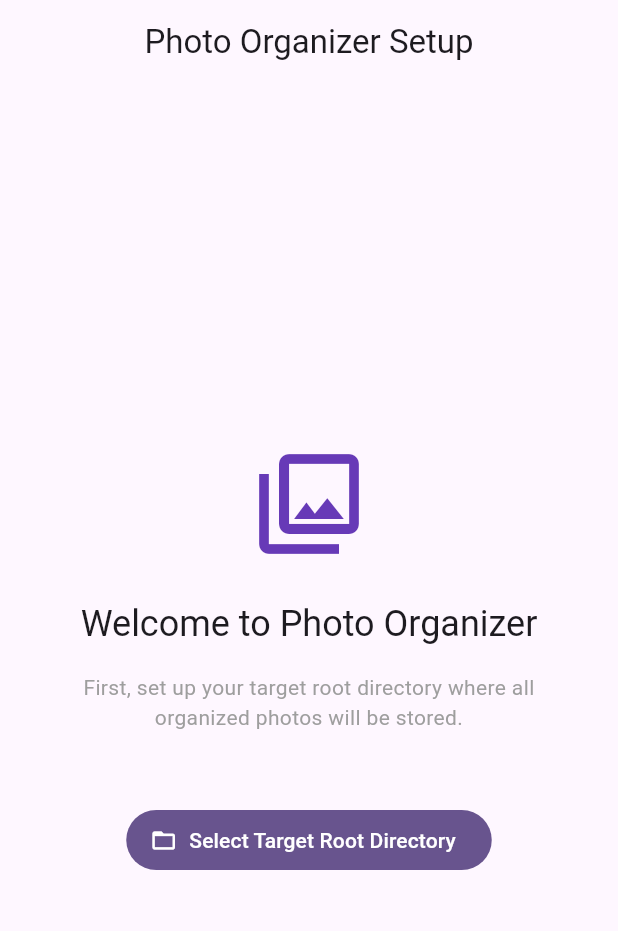
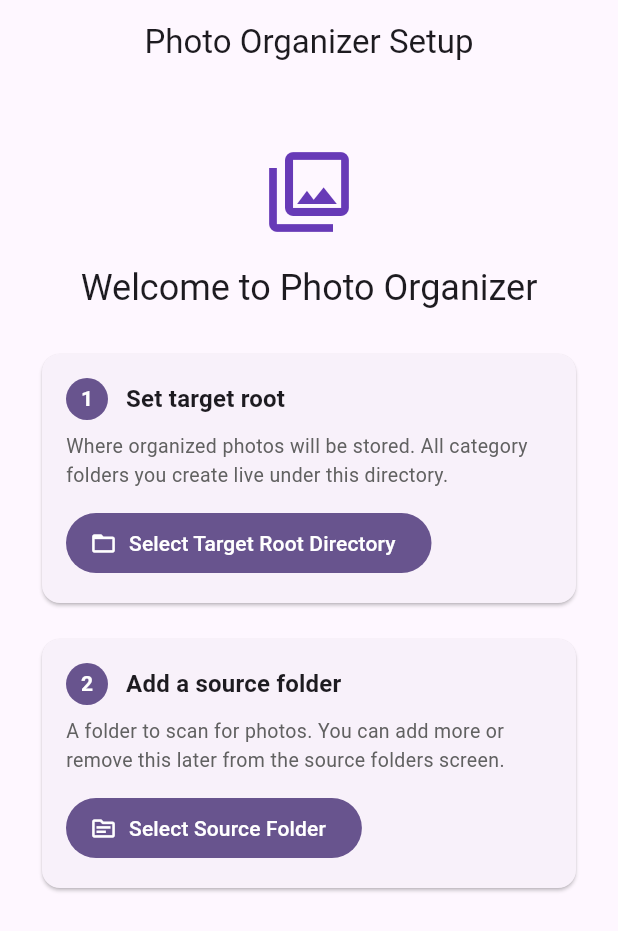
Before and after one commit to Michael-YS/new-drawer, a Flutter app: the screen it shows after launch, on a phone screen of 412 x 824 dp. Shown: the top 931 px of the screen. Run offline on Flutter 3.47's test engine with Material 3 defaults, Android fonts, the phone set to English and light mode, and no system bars; our stand-ins replace file_picker, flutter_riverpod, photo_view, sqflite, sqflite_common_ffi; accounts and stored records are empty.

Commit message:
Add source folder step to first-time setup
The setup page only walked the user through picking a target root,
leaving source folder creation to the organizer page. New users
hit a half-configured state (target root but no source folder) where
scanAll was a no-op.

Add a two-step setup card layout: Step 1 sets the target root
(matching the previous behavior), Step 2 adds a source folder via
fileService.pickDirectory. Either step can be done first, and each
shows the picked path in a green confirmation block.

App routing now requires both: setupComplete is true only when
defaultRootDir is non-null and sourceFolders is non-empty, so
OrganizerPage only takes over once the user has at least one source
to scan.

```diff
--- a/lib/app.dart
+++ b/lib/app.dart
@@ -14,8 +14,10 @@ class App extends ConsumerWidget {
   @override
   Widget build(BuildContext context, WidgetRef ref) {
     final rootDirs = ref.watch(targetRootDirsProvider);
+    final sourceFolders = ref.watch(sourceFoldersProvider);
     final scanProgress = ref.watch(photoScannerProvider);
     final defaultRootDir = rootDirs.isEmpty ? null : (rootDirs.where((d) => d.isDefault).firstOrNull ?? rootDirs.first);
+    final setupComplete = defaultRootDir != null && sourceFolders.isNotEmpty;
 
     return MaterialApp(
       title: 'Photo Organizer',
@@ -24,9 +26,9 @@ class App extends ConsumerWidget {
         colorScheme: ColorScheme.fromSeed(seedColor: Colors.deepPurple),
         useMaterial3: true,
       ),
-      home: defaultRootDir == null
-          ? const SetupPage()
-          : const OrganizerPage(),
+      home: setupComplete
+          ? const OrganizerPage()
+          : const SetupPage(),
       routes: {
         '/setup': (context) => const SetupPage(),
         '/organizer': (context) => const OrganizerPage(),
--- a/lib/features/setup/setup_page.dart
+++ b/lib/features/setup/setup_page.dart
@@ -10,14 +10,16 @@ class SetupPage extends ConsumerStatefulWidget {
 }
 
 class _SetupPageState extends ConsumerState<SetupPage> {
-  bool _isLoading = false;
+  bool _targetLoading = false;
+  bool _sourceLoading = false;
 
   Future<void> _selectRootDirectory() async {
+    if (_targetLoading) return;
     final fileService = ref.read(fileServiceProvider);
     final result = await fileService.pickDirectory();
-    if (result != null) {
+    if (result == null) return;
     if (!mounted) return;
-      setState(() => _isLoading = true);
+    setState(() => _targetLoading = true);
     try {
       await ref.read(targetRootDirsProvider.notifier).add(
         result,
@@ -32,54 +34,225 @@ class _SetupPageState extends ConsumerState<SetupPage> {
       }
     } finally {
       if (mounted) {
-          setState(() => _isLoading = false);
+        setState(() => _targetLoading = false);
       }
+    }
+  }
+
+  Future<void> _selectSourceFolder() async {
+    if (_sourceLoading) return;
+    final fileService = ref.read(fileServiceProvider);
+    final result = await fileService.pickDirectory();
+    if (result == null) return;
+    if (!mounted) return;
+    setState(() => _sourceLoading = true);
+    try {
+      final name = fileService.basenameOf(result);
+      await ref.read(sourceFoldersProvider.notifier).add(result, name);
+    } catch (e) {
+      if (mounted) {
+        ScaffoldMessenger.of(context).showSnackBar(
+          SnackBar(content: Text('Failed to add source folder: $e')),
+        );
+      }
+    } finally {
+      if (mounted) {
+        setState(() => _sourceLoading = false);
       }
     }
   }
 
   @override
   Widget build(BuildContext context) {
+    final targetDirs = ref.watch(targetRootDirsProvider);
+    final sourceFolders = ref.watch(sourceFoldersProvider);
+
     return Scaffold(
       appBar: AppBar(
         title: const Text('Photo Organizer Setup'),
         centerTitle: true,
       ),
-      body: Center(
-        child: Padding(
-          padding: const EdgeInsets.all(32.0),
+      body: SingleChildScrollView(
+        padding: const EdgeInsets.all(24.0),
         child: Column(
-            mainAxisAlignment: MainAxisAlignment.center,
+          crossAxisAlignment: CrossAxisAlignment.stretch,
           children: [
+            const SizedBox(height: 16),
             const Icon(
               Icons.photo_library_outlined,
-                size: 80,
+              size: 64,
               color: Colors.deepPurple,
             ),
-              const SizedBox(height: 24),
+            const SizedBox(height: 16),
             Text(
               'Welcome to Photo Organizer',
+              textAlign: TextAlign.center,
               style: Theme.of(context).textTheme.headlineSmall,
             ),
+            const SizedBox(height: 24),
+            _SetupSection(
+              step: 1,
+              title: 'Set target root',
+              description:
+                  'Where organized photos will be stored. All category folders you create live under this directory.',
+              isLoading: _targetLoading,
+              isDone: targetDirs.isNotEmpty,
+              doneSummary: targetDirs.isNotEmpty
+                  ? targetDirs.first.path
+                  : null,
+              buttonLabel: 'Select Target Root Directory',
+              buttonIcon: Icons.folder_open,
+              onPressed: _selectRootDirectory,
+            ),
             const SizedBox(height: 16),
-              const Text(
-                'First, set up your target root directory where all organized photos will be stored.',
-                textAlign: TextAlign.center,
-                style: TextStyle(color: Colors.grey),
+            _SetupSection(
+              step: 2,
+              title: 'Add a source folder',
+              description:
+                  'A folder to scan for photos. You can add more or remove this later from the source folders screen.',
+              isLoading: _sourceLoading,
+              isDone: sourceFolders.isNotEmpty,
+              doneSummary: sourceFolders.isNotEmpty
+                  ? sourceFolders.first.path
+                  : null,
+              buttonLabel: 'Select Source Folder',
+              buttonIcon: Icons.source_outlined,
+              onPressed: _selectSourceFolder,
             ),
-              const SizedBox(height: 48),
-              if (_isLoading)
-                const CircularProgressIndicator()
-              else
-                FilledButton.icon(
-                  onPressed: _selectRootDirectory,
-                  icon: const Icon(Icons.folder_open),
-                  label: const Text('Select Target Root Directory'),
+            const SizedBox(height: 24),
+            if (targetDirs.isNotEmpty && sourceFolders.isNotEmpty)
+              Center(
+                child: Text(
+                  'All set — proceeding to organizer…',
+                  style: TextStyle(color: Colors.grey.shade600),
+                ),
               ),
           ],
-          ),
         ),
       ),
     );
   }
 }
+
+class _SetupSection extends StatelessWidget {
+  const _SetupSection({
+    required this.step,
+    required this.title,
+    required this.description,
+    required this.isLoading,
+    required this.isDone,
+    required this.doneSummary,
+    required this.buttonLabel,
+    required this.buttonIcon,
+    required this.onPressed,
+  });
+
+  final int step;
+  final String title;
+  final String description;
+  final bool isLoading;
+  final bool isDone;
+  final String? doneSummary;
+  final String buttonLabel;
+  final IconData buttonIcon;
+  final VoidCallback onPressed;
+
+  @override
+  Widget build(BuildContext context) {
+    final theme = Theme.of(context);
+    return Card(
+      elevation: 1,
+      child: Padding(
+        padding: const EdgeInsets.all(16),
+        child: Column(
+          crossAxisAlignment: CrossAxisAlignment.start,
+          children: [
+            Row(
+              children: [
+                CircleAvatar(
+                  radius: 14,
+                  backgroundColor:
+                      isDone ? Colors.green : theme.colorScheme.primary,
+                  child: isDone
+                      ? const Icon(Icons.check, size: 16, color: Colors.white)
+                      : Text(
+                          '$step',
+                          style: const TextStyle(
+                            color: Colors.white,
+                            fontSize: 14,
+                            fontWeight: FontWeight.bold,
+                          ),
+                        ),
+                ),
+                const SizedBox(width: 12),
+                Text(
+                  title,
+                  style: theme.textTheme.titleMedium
+                      ?.copyWith(fontWeight: FontWeight.bold),
+                ),
+              ],
+            ),
+            const SizedBox(height: 8),
+            Text(
+              description,
+              style: TextStyle(color: Colors.grey.shade700, fontSize: 13),
+            ),
+            const SizedBox(height: 12),
+            if (isDone && doneSummary != null)
+              Container(
+                padding: const EdgeInsets.symmetric(horizontal: 10, vertical: 6),
+                decoration: BoxDecoration(
+                  color: Colors.green.shade50,
+                  borderRadius: BorderRadius.circular(6),
+                  border: Border.all(color: Colors.green.shade200),
+                ),
+                child: Row(
+                  children: [
+                    Icon(Icons.check_circle,
+                        size: 16, color: Colors.green.shade700),
+                    const SizedBox(width: 6),
+                    Expanded(
+                      child: Text(
+                        doneSummary!,
+                        style: TextStyle(
+                          fontSize: 12,
+                          color: Colors.green.shade900,
+                          fontFamily: 'monospace',
+                        ),
+                        overflow: TextOverflow.ellipsis,
+                        maxLines: 2,
+                      ),
+                    ),
+                  ],
+                ),
+              )
+            else if (isLoading)
+              const Padding(
+                padding: EdgeInsets.symmetric(vertical: 8),
+                child: Row(
+                  children: [
+                    SizedBox(
+                      width: 16,
+                      height: 16,
+                      child: CircularProgressIndicator(strokeWidth: 2),
+                    ),
+                    SizedBox(width: 12),
+                    Text('Adding…'),
+                  ],
+                ),
+              )
+            else
+              Align(
+                alignment: Alignment.centerLeft,
+                child: FilledButton.icon(
+                  onPressed: onPressed,
+                  icon: Icon(buttonIcon),
+                  label: Text(buttonLabel),
+                ),
+              ),
+          ],
+        ),
+      ),
+    );
+  }
+}
```
Lines whose indentation alone changed are shown as unchanged.
